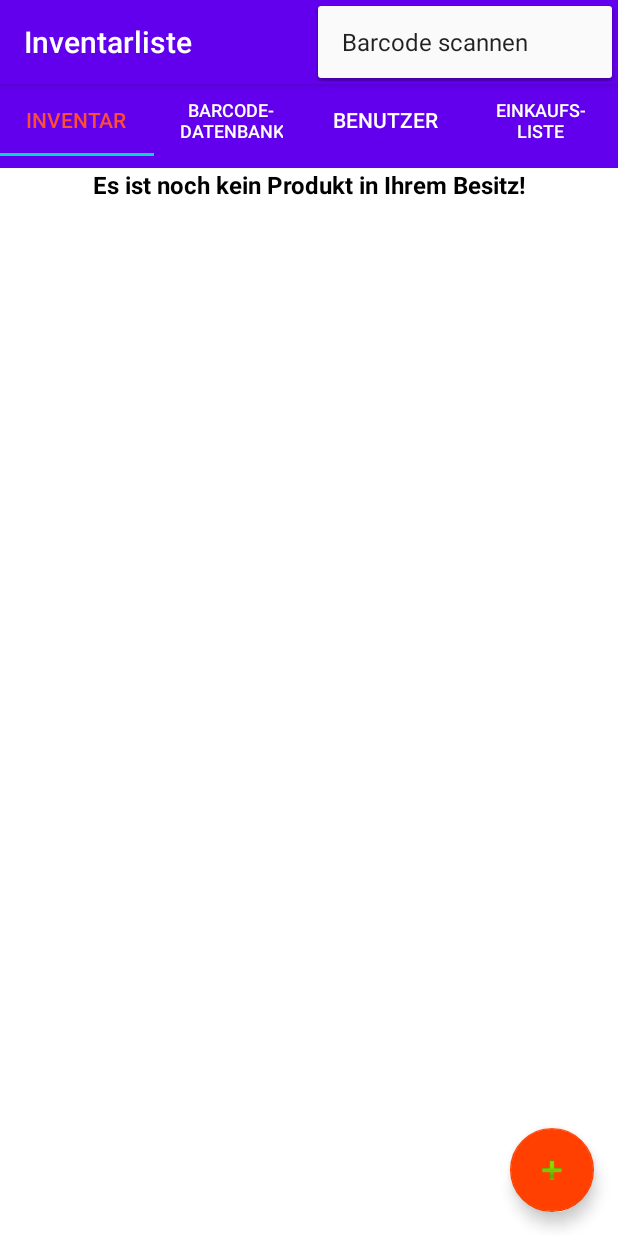
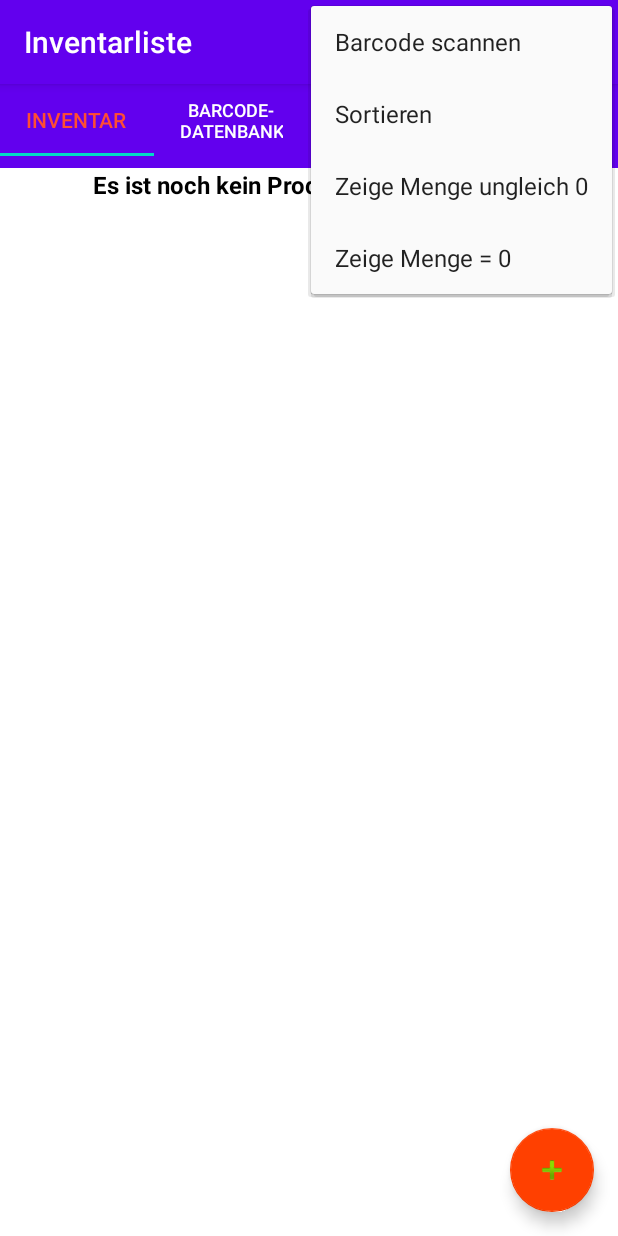
Before and after one commit to wuerzbum/kuehlschrank, an Android app: the screen it shows after launch (MainActivity), with the options menu open, on a phone screen of 412 x 824 dp. Run offline under Robolectric (Android 15) with nearby library versions, the phone set to English and light mode, and no system bars.

Commit message:
XML-Dateien für die Menüs erstellt und diese "primitiv" eingebunden
menu_barcode.xml
menu_benutzer.xml
menu_einkaufsliste.xml
menu_inventar.xml

in BarcodeDatenbankAnsicht.java, BenutzerAnsicht.java, EinkaufslistenAnsicht.java, InventarAnsicht.java die Methoden onOptionItemSelected() eingebunden

```diff
--- a/app/src/main/java/manuel/de/kuehlschrankinventar/activity/MainActivity.java
+++ b/app/src/main/java/manuel/de/kuehlschrankinventar/activity/MainActivity.java
@@ -4,6 +4,8 @@ import android.Manifest;
 import android.content.Intent;
 import android.content.pm.PackageManager;
 import android.os.Bundle;
+import android.view.Menu;
+import android.view.MenuItem;
 import android.widget.Toast;
 
 import androidx.annotation.NonNull;
@@ -53,6 +55,20 @@ public class MainActivity extends AppCompatActivity {
         setContentView(R.layout.activity_main);
 
         initUI();
+    }
+
+    @Override
+    public boolean onOptionsItemSelected(@NonNull MenuItem item) {
+        if (item.getItemId() == R.id.scanBarcode) {
+            zeigeScanAnsicht();
+        }
+        return super.onOptionsItemSelected(item);
+    }
+
+    @Override
+    public boolean onCreateOptionsMenu(Menu menu){
+        getMenuInflater().inflate(R.menu.menu_main, menu);
+        return super.onCreateOptionsMenu(menu);
     }
 
     @Override
--- a/app/src/main/java/manuel/de/kuehlschrankinventar/ansichten/InventarAnsicht.java
+++ b/app/src/main/java/manuel/de/kuehlschrankinventar/ansichten/InventarAnsicht.java
@@ -1,5 +1,7 @@
 package manuel.de.kuehlschrankinventar.ansichten;
 
+import android.app.SearchManager;
+import android.content.Context;
 import android.os.Bundle;
 import android.view.LayoutInflater;
 import android.view.Menu;
@@ -7,18 +9,16 @@ import android.view.MenuInflater;
 import android.view.MenuItem;
 import android.view.View;
 import android.view.ViewGroup;
-import android.widget.Button;
+import android.widget.ArrayAdapter;
 import android.widget.ListView;
-import android.widget.TextView;
 import android.widget.Toast;
 
 import androidx.annotation.NonNull;
 import androidx.annotation.Nullable;
-import androidx.fragment.app.Fragment;
+import androidx.appcompat.widget.SearchView;
 
 import com.google.android.material.floatingactionbutton.FloatingActionButton;
 
-import manuel.de.kuehlschrankinventar.InterfacesAndStatics.StaticInts;
 import manuel.de.kuehlschrankinventar.R;
 import manuel.de.kuehlschrankinventar.activity.MainActivity;
 
@@ -26,9 +26,9 @@ public class InventarAnsicht extends MyFragmentAnsicht {
 
     private MainActivity activity;
     private ListView produktListenAnsicht;
-
-
-
+    private SearchView searchView;
+    //TODO adapter anpassen
+    private ArrayAdapter<String> adapter;
 
     @Nullable
     @Override
@@ -52,14 +52,41 @@ public class InventarAnsicht extends MyFragmentAnsicht {
 
     @Override
     public void onCreateOptionsMenu(@NonNull Menu menu, @NonNull MenuInflater inflater) {
-        inflater.inflate(R.menu.menu_main, menu);
+        inflater.inflate(R.menu.menu_inventar, menu);
+
+        MenuItem filterItem = menu.findItem(R.id.filter);
+        SearchManager searchManager = (SearchManager) this.getActivity().getSystemService(Context.SEARCH_SERVICE);
+        searchView = null;
+        if (filterItem != null) {
+            searchView = (SearchView) filterItem.getActionView();
+            if (searchView != null) {
+                if (searchManager != null) {
+                    searchView.setSearchableInfo(searchManager.getSearchableInfo(getActivity().getComponentName()));
+                }
+                searchView.setSubmitButtonEnabled(false);
+                searchView.setOnQueryTextListener(new SearchView.OnQueryTextListener() {
+                    @Override
+                    public boolean onQueryTextSubmit(String s) {
+                        return false;
+                    }
+
+                    @Override
+                    public boolean onQueryTextChange(String s) {
+                        try {
+                            adapter.getFilter().filter(s);
+                        } catch (NullPointerException e) {
+                            e.printStackTrace();
+                        }
+                        return true;
+                    }
+                });
+            }
+        }
     }
 
     @Override
     public boolean onOptionsItemSelected(@NonNull MenuItem item) {
-        if (item.getItemId() == R.id.scanBarcode) {
-            activity.zeigeScanAnsicht();
-        }
+
 
         return super.onOptionsItemSelected(item);
     }
--- /dev/null
+++ b/app/src/main/res/menu/menu_barcode.xml
@@ -0,0 +1,11 @@
+<?xml version="1.0" encoding="utf-8"?>
+<menu xmlns:android="http://schemas.android.com/apk/res/android"
+    xmlns:app="http://schemas.android.com/apk/res-auto">
+    <item
+        android:id="@+id/filter"
+        android:title="@string/filter"
+        android:icon="@android:drawable/ic_menu_search"
+        app:showAsAction="ifRoom|collapseActionView"
+        app:actionViewClass="androidx.appcompat.widget.SearchView" />
+
+</menu>
--- /dev/null
+++ b/app/src/main/res/menu/menu_benutzer.xml
@@ -0,0 +1,11 @@
+<?xml version="1.0" encoding="utf-8"?>
+<menu xmlns:android="http://schemas.android.com/apk/res/android"
+    xmlns:app="http://schemas.android.com/apk/res-auto">
+    <item
+        android:id="@+id/filter"
+        android:title="@string/filter"
+        android:icon="@android:drawable/ic_menu_search"
+        app:showAsAction="ifRoom|collapseActionView"
+        app:actionViewClass="androidx.appcompat.widget.SearchView" />
+
+</menu>
--- /dev/null
+++ b/app/src/main/res/menu/menu_einkaufsliste.xml
@@ -0,0 +1,16 @@
+<?xml version="1.0" encoding="utf-8"?>
+<menu xmlns:android="http://schemas.android.com/apk/res/android"
+    xmlns:app="http://schemas.android.com/apk/res-auto">
+    <item
+        android:id="@+id/filter"
+        android:title="@string/filter"
+        android:icon="@android:drawable/ic_menu_search"
+        app:showAsAction="ifRoom|collapseActionView"
+        app:actionViewClass="androidx.appcompat.widget.SearchView" />
+
+    <item
+        android:id="@+id/loesche_alle_markierte_produkte"
+        android:title="@string/alle_markierten_loeschen"
+        android:orderInCategory="50" />
+
+</menu>
--- /dev/null
+++ b/app/src/main/res/menu/menu_inventar.xml
@@ -0,0 +1,26 @@
+<?xml version="1.0" encoding="utf-8"?>
+<menu xmlns:android="http://schemas.android.com/apk/res/android"
+    xmlns:app="http://schemas.android.com/apk/res-auto">
+    <item
+        android:id="@+id/filter"
+        android:title="@string/filter"
+        android:icon="@android:drawable/ic_menu_search"
+        app:showAsAction="ifRoom|collapseActionView"
+        app:actionViewClass="androidx.appcompat.widget.SearchView" />
+
+    <item
+        android:id="@+id/sortieren"
+        android:title="@string/sortieren"
+        android:orderInCategory="50" />
+
+    <!-- TODO Text -->
+    <item
+        android:id="@+id/zeige_nur_produkte_mit_Menge_0"
+        android:title="Zeige Menge = 0"
+        android:orderInCategory="80" />
+
+    <item
+        android:id="@+id/zeige_alle_produkte_mit_menge_groesser_0"
+        android:title="Zeige Menge ungleich 0"
+        android:orderInCategory="70" />
+</menu>
--- a/app/src/main/res/values/strings.xml
+++ b/app/src/main/res/values/strings.xml
@@ -1,5 +1,6 @@
 <resources>
     <string name="app_name">Kuehlschrank Inventar</string>
+    <string name="alle_markierten_loeschen">Lösche alle Markierte</string>
     <string name="ansicht_barcode_datenbank">Barcode-\ndatenbank</string>
     <string name="ansicht_benutzer">Benutzer</string>
     <string name="ansicht_einkaufsliste">Einkaufs-\nliste</string>
@@ -22,6 +23,8 @@
     <string name="einkaufsliste_leer">Es wurde noch kein Produkt der Einkaufsliste Hinzugefügt!</string>
     <string name="einstellungen">Einstellungen</string>
     <string name="erstellen">Erstellen</string>
+
+    <string name="filter">Filter</string>
 
     <string name="inventar">Inventarliste</string>
     <string name="inventar_leer">Es ist noch kein Produkt in Ihrem Besitz!</string>
@@ -46,6 +49,7 @@
 
     <string name="save">Speichern</string>
     <string name="scan_barcode">Barcode scannen</string>
+    <string name="sortieren">Sortieren</string>
     <string name="space">\u0020</string>
 
     <string name="yes">Ja</string>
```
Also changed, not shown: app/src/main/java/manuel/de/kuehlschrankinventar/adapter/ArrayAdapterInventarAnsicht.java (+0 -9 lines), app/src/main/java/manuel/de/kuehlschrankinventar/ansichten/BarcodeDatenbankAnsicht.java (+37 -6 lines), app/src/main/java/manuel/de/kuehlschrankinventar/ansichten/BenutzerAnsicht.java (+37 -4 lines), app/src/main/java/manuel/de/kuehlschrankinventar/ansichten/EinkaufslistenAnsicht.java (+37 -8 lines).
